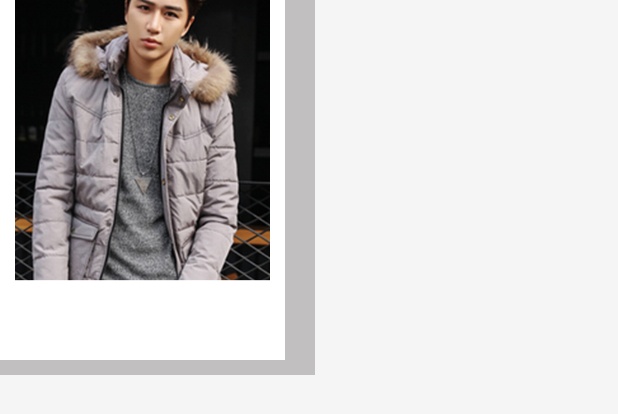
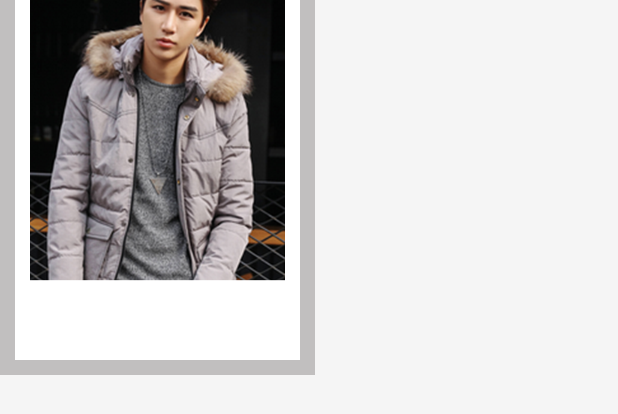
Before and after one commit to WenYong1994/fulicenter, an Android app: the layout newgoods_item.xml on its own in the app's theme, with its tools: preview values and no code run, on a phone screen of 412 x 824 dp. Shown: the top 414 px of the screen. Run offline under Robolectric (Android 15) with nearby library versions, the phone set to English and light mode, and no system bars.

Commit message:
优化布局文件，实现更好的适配性

```diff
--- a/app/src/main/res/layout/newgoods_item.xml
+++ b/app/src/main/res/layout/newgoods_item.xml
@@ -6,9 +6,13 @@
     android:layout_height="250dp"
     android:background="#c1bfbf">
     <LinearLayout
+        android:layout_gravity="center_horizontal"
+        android:orientation="vertical"
         android:background="#fff"
         android:layout_width="190dp"
+        android:gravity="center_horizontal"
         android:layout_height="240dp">
+
         <ImageView
             android:src="@mipmap/goods_thumb"
             android:layout_width="190dp"
```
Also changed, not shown: app/src/main/java/cn/ucai/fulicenter/activity/SplashAvitivty.java (+10 -9 lines), app/src/main/res/layout/fragment_new_good.xml (+0 -10 lines).
